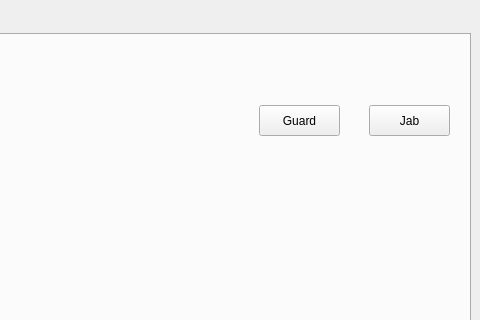
The window that mainwindow.ui (Za012/MMA-Posture) describes before a commit, drawn with Qt 5; both pictures show x 442 to 922 and y 0 to 320 of the 922 by 581 pixel window.
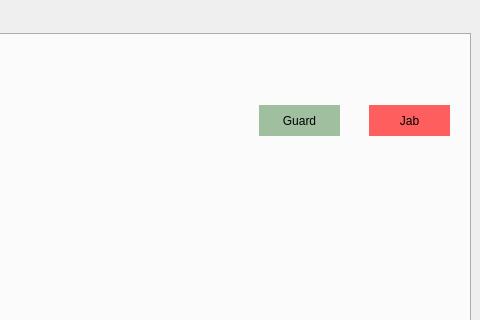
The same window after the commit.

Commit message: Added labeling for guard(green) and jab(red). Labled frames get added to labeledFrames array.

The edit to the form file:
```diff
--- a/mainwindow.ui
+++ b/mainwindow.ui
@@ -131,6 +131,9 @@
           <height>31</height>
          </rect>
         </property>
+        <property name="styleSheet">
+         <string notr="true">background-color: rgba(105, 155, 103, 160); border: none;</string>
+        </property>
         <property name="text">
          <string>Guard</string>
         </property>
@@ -206,6 +209,9 @@
           <height>31</height>
          </rect>
         </property>
+        <property name="styleSheet">
+         <string notr="true">background-color: rgba(255, 0, 0, 160); border: none;</string>
+        </property>
         <property name="text">
          <string>Jab</string>
         </property>
```
Left out of the diff: 6 changed lines with no effect on the pictures. The commit also changes 2 other files.
